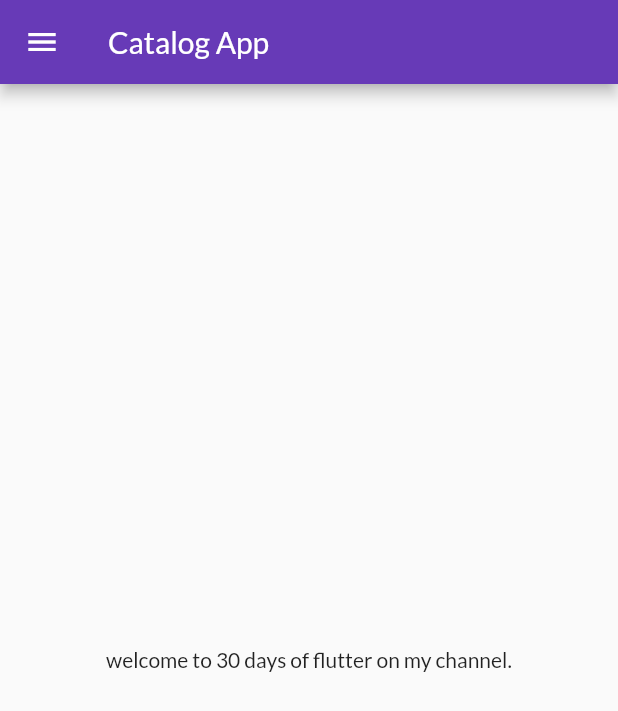
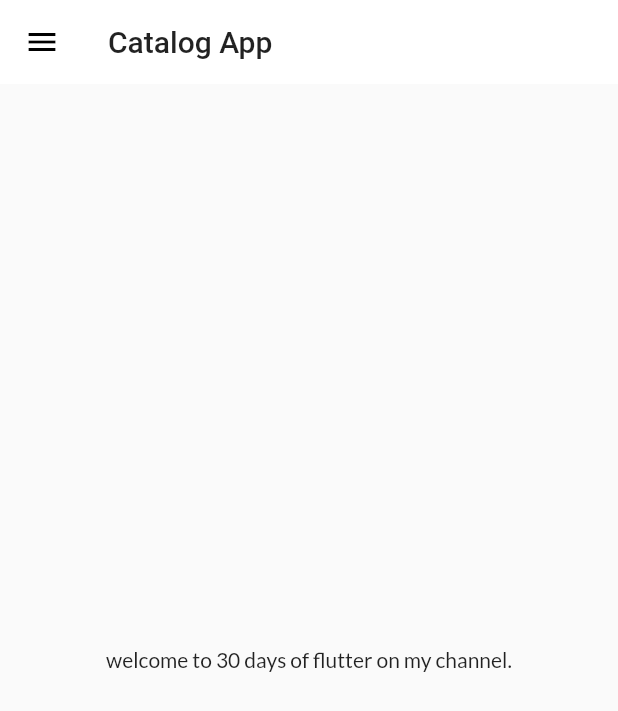
Before and after one commit to sahil-santosh/fluttrPoint, a Flutter app: the screen it shows after launch, on a phone screen of 412 x 824 dp. Shown: the top 711 px of the screen. Run offline on Flutter 3.47's test engine with Material 2 defaults, Android fonts, the phone set to English and light mode, and no system bars; our stand-ins replace google_fonts.

Commit message:
theme extracted

```diff
--- a/lib/main.dart
+++ b/lib/main.dart
@@ -2,7 +2,8 @@ import 'package:flutter/material.dart';
 import 'package:flutter_catalog/pages/home_page.dart';
 import 'package:flutter_catalog/pages/login_page.dart';
 import 'package:flutter_catalog/utilis/routes.dart';
-import 'package:google_fonts/google_fonts.dart';
+import 'package:flutter_catalog/widgets/themes.dart';
+// import 'package:google_fonts/google_fonts.dart';
 
 void main() {
   runApp(MyApp());
@@ -13,14 +14,21 @@ class MyApp extends StatelessWidget {
   Widget build(BuildContext context) {
     return MaterialApp(
       debugShowCheckedModeBanner: false,
-      // home: HomePage(),          // you can define HomePage() here
-      themeMode: ThemeMode
-          .light, // akele ye likhne se kuch nhi hoga hume darkTheme bhi dena padega then it works
-      theme: ThemeData(
-        primaryColor: Colors.deepPurple,
-        fontFamily: GoogleFonts.lato().fontFamily,
-      ),
-      darkTheme: ThemeData(brightness: Brightness.dark),
+      // home: HomePage(),          // you can define HomePage() here or....
+      themeMode: ThemeMode.light, // akele ye likhne se kuch nhi hoga hume darkTheme bhi dena padega then it works
+      // theme: ThemeData(
+      //   primaryColor: Colors.deepPurple,
+      //   fontFamily: GoogleFonts.lato().fontFamily,
+      //   appBarTheme: AppBarTheme(
+      //     color: Colors.white,
+      //     elevation: 0.0,
+      //     iconTheme: IconThemeData(color: Colors.black),
+      //     textTheme: Theme.of(context).textTheme,
+      //   ),
+      // ),
+      theme: MyTheme.lightTheme(context),
+      // darkTheme: ThemeData(brightness: Brightness.dark),
+      darkTheme: MyTheme.darkTheme(context),
       initialRoute: MyRoute.homeRoute, //when we run app by deafult we saw the HomePage() if WE set initial route ,now we saw the login page when app run
       routes: {
         "/": (context) => LoginPage(),
--- a/lib/pages/login_page.dart
+++ b/lib/pages/login_page.dart
@@ -1,8 +1,3 @@
-/*day 6 about form(wrap whole column into form widget) ,
-  form key (create key and put key into form widget),
-  some changes on inkwell in ontap section: we create a method for this and call this in ontap section,
-  validator
-*/
 import 'package:flutter/material.dart';
 import 'package:flutter_catalog/utilis/routes.dart';
 
--- a/lib/widgets/drawer.dart
+++ b/lib/widgets/drawer.dart
@@ -1,5 +1,3 @@
-
-             //Day 7
 
 import 'package:flutter/cupertino.dart';
 import 'package:flutter/material.dart';
--- /dev/null
+++ b/lib/widgets/themes.dart
@@ -0,0 +1,19 @@
+import 'package:flutter/material.dart';
+import 'package:google_fonts/google_fonts.dart';
+
+class MyTheme {
+  static ThemeData lightTheme(BuildContext context) => ThemeData(
+        primaryColor: Colors.deepPurple,
+        fontFamily: GoogleFonts.lato().fontFamily,
+        //day 7 about appbar theme
+        appBarTheme: AppBarTheme(
+          color: Colors.white,
+          elevation: 0.0,
+          iconTheme: IconThemeData(color: Colors.black),
+          textTheme: Theme.of(context).textTheme,
+        ),
+      );
+
+  static ThemeData darkTheme(BuildContext context) =>
+      ThemeData(brightness: Brightness.dark);
+}
```
